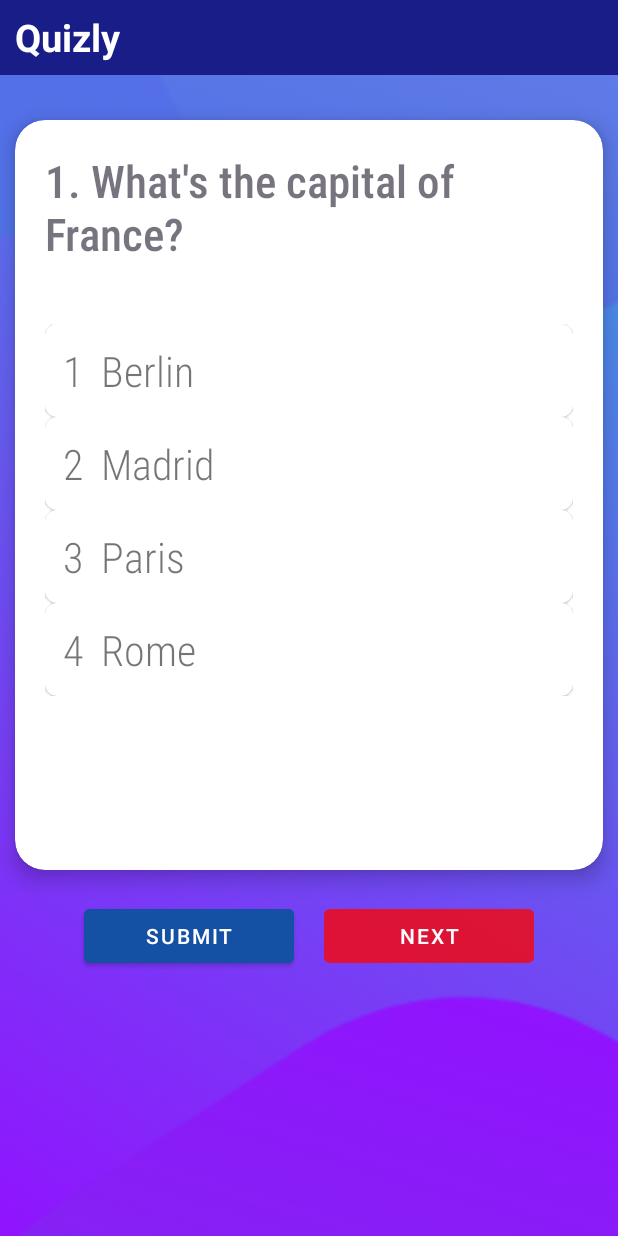
After one commit to hey-ak/Quizly, an Android app: the QuizQuestionScreen screen opened directly, with no data from a screen before it, on a phone screen of 412 x 824 dp. The commit adds this screen. Run offline under Robolectric (Android 15) with nearby library versions, the phone set to English and light mode, and no system bars.

Commit message:
Quiz App Fixed

```diff
--- a/app/build.gradle
+++ b/app/build.gradle
@@ -38,6 +38,7 @@ dependencies {
     implementation 'androidx.appcompat:appcompat:1.6.1'
     implementation 'com.google.android.material:material:1.9.0'
     implementation 'androidx.constraintlayout:constraintlayout:2.1.4'
+    implementation 'com.google.android.material:material:1.4.0'
     testImplementation 'junit:junit:4.13.2'
     androidTestImplementation 'androidx.test.ext:junit:1.1.5'
     androidTestImplementation 'androidx.test.espresso:espresso-core:3.5.1'
--- /dev/null
+++ b/app/src/main/java/com/example/quizly/Constants.kt
@@ -0,0 +1,20 @@
+// Constants.kt
+package com.example.quizly
+
+object Constants {
+
+    fun getQuestions(): List<Question> {
+        return listOf(
+            Question(1, "What's the capital of France?", listOf("Berlin", "Madrid", "Paris", "Rome"), 2),
+            Question(2, "Which planet is known as the Red Planet?", listOf("Earth", "Mars", "Jupiter", "Venus"), 1),
+            Question(3, "How many continents are there?", listOf("5", "6", "7", "8"), 2),
+            Question(4, "Which gas do plants absorb from the atmosphere?", listOf("Carbon Dioxide", "Oxygen", "Nitrogen", "Helium"), 0),
+            Question(5, "What's the largest mammal?", listOf("Elephant", "Blue Whale", "Giraffe", "Lion"), 1),
+            Question(6, "Which element has the chemical symbol 'Au'?", listOf("Silver", "Gold", "Aluminum", "Iron"), 1),
+            Question(7, "Who wrote 'Romeo and Juliet'?", listOf("Charles Dickens", "Leo Tolstoy", "William Shakespeare", "Jane Austen"), 2),
+            Question(8, "In which year did World War II end?", listOf("1942", "1945", "1950", "1948"), 1),
+            Question(9, "What's the smallest prime number?", listOf("0", "1", "2", "3"), 2),
+            Question(10, "Which of these is not a planet?", listOf("Pluto", "Neptune", "Saturn", "Uranus"), 0)
+        )
+    }
+}
--- /dev/null
+++ b/app/src/main/java/com/example/quizly/Questions.kt
@@ -0,0 +1,8 @@
+package com.example.quizly
+
+data class Question(
+    val id: Int,
+    val questionText: String,
+    val options: List<String>,
+    val correctAnswerIndex: Int
+)
--- /dev/null
+++ b/app/src/main/java/com/example/quizly/QuizQuestionScreen.kt
@@ -0,0 +1,118 @@
+package com.example.quizly
+
+import android.content.Intent
+import android.graphics.Color
+import android.os.Bundle
+import android.widget.TextView
+import androidx.appcompat.app.AppCompatActivity
+import androidx.core.content.ContextCompat
+import com.google.android.material.button.MaterialButton
+import com.google.android.material.card.MaterialCardView
+
+class QuizQuestionScreen : AppCompatActivity() {
+
+    private var questionIndex = 0
+    private var selectedOptionCard: MaterialCardView? = null
+    private var correctAnswersCount = 0
+
+
+
+    override fun onCreate(savedInstanceState: Bundle?) {
+        super.onCreate(savedInstanceState)
+        setContentView(R.layout.activity_quizquestionscreen)
+
+        val optionCardOne: MaterialCardView = findViewById(R.id.option_card_one)
+        val optionCardTwo: MaterialCardView = findViewById(R.id.option_card_two)
+        val optionCardThree: MaterialCardView = findViewById(R.id.option_card_three)
+        val optionCardFour: MaterialCardView = findViewById(R.id.option_card_four)
+        val submitButton: MaterialButton = findViewById(R.id.submit_button)
+        val nextButton: MaterialButton = findViewById(R.id.next_button)
+
+        val cards = listOf(optionCardOne, optionCardTwo, optionCardThree, optionCardFour)
+
+        cards.forEach { card ->
+            card.setOnClickListener {
+                clearPreviousSelection()
+                card.setStrokeWidth(2)
+                card.setStrokeColor(Color.parseColor("#8C6200EE"))
+                selectedOptionCard = card
+            }
+        }
+
+        loadQuestion()
+        nextButton.isEnabled = false
+
+        submitButton.setOnClickListener {
+            if (selectedOptionCard != null) {
+                val selectedOptionIndex = cards.indexOf(selectedOptionCard)
+
+                if (selectedOptionIndex == Constants.getQuestions()[questionIndex].correctAnswerIndex) {
+                    selectedOptionCard?.setStrokeColor(ContextCompat.getColor(this, R.color.correct_answer))
+                    correctAnswersCount++ // Increment the count of correct answers
+                } else {
+                    selectedOptionCard?.setStrokeColor(ContextCompat.getColor(this, R.color.wrong_answer))
+                    cards[Constants.getQuestions()[questionIndex].correctAnswerIndex].setStrokeColor(ContextCompat.getColor(this, R.color.correct_answer))
+                }
+                nextButton.isEnabled = true
+            }
+        }
+
+
+        nextButton.setOnClickListener {
+            questionIndex++
+            if (questionIndex < Constants.getQuestions().size) {
+                loadQuestion()
+                nextButton.isEnabled = false
+            } else {
+                val intent = Intent(this, ScoreScreen::class.java)
+                intent.putExtra("SCORE", correctAnswersCount) // Pass the total number of correct answers
+                intent.putExtra("TSCORE",Constants.getQuestions().size) // Pass the total number of correct answers
+                startActivity(intent)
+                finish()
+            }
+        }
+
+
+    }
+
+// ... [The beginning of your code remains unchanged]
+
+    private fun loadQuestion() {
+        val currentQuestion = Constants.getQuestions()[questionIndex]
+
+        // Update the question text
+        val questionTextView: TextView = findViewById(R.id.question_text_view)
+        questionTextView.text = "${questionIndex+1}. ${currentQuestion.questionText}"
+
+
+        // Update the options
+        val optionOneTextView: TextView = findViewById(R.id.option_one)
+        optionOneTextView.text = "1  ${currentQuestion.options[0]}"
+
+        val optionTwoTextView: TextView = findViewById(R.id.option_two)
+        optionTwoTextView.text = "2  ${currentQuestion.options[1]}"
+
+        val optionThreeTextView: TextView = findViewById(R.id.option_three)
+        optionThreeTextView.text = "3  ${currentQuestion.options[2]}"
+
+        val optionFourTextView: TextView = findViewById(R.id.option_four)
+        optionFourTextView.text = "4  ${currentQuestion.options[3]}"
+
+        // Reset the colors for options
+        clearPreviousSelection()
+    }
+
+// ... [The rest of your code remains unchanged]
+
+
+    private fun clearPreviousSelection() {
+        listOf(findViewById<MaterialCardView>(R.id.option_card_one),
+            findViewById<MaterialCardView>(R.id.option_card_two),
+            findViewById<MaterialCardView>(R.id.option_card_three),
+            findViewById<MaterialCardView>(R.id.option_card_four)).forEach { card ->
+            card.setStrokeWidth(0)
+            card.setStrokeColor(Color.TRANSPARENT)
+        }
+        selectedOptionCard = null
+    }
+}
--- /dev/null
+++ b/app/src/main/res/layout/activity_quizquestionscreen.xml
@@ -0,0 +1,172 @@
+<?xml version="1.0" encoding="utf-8"?>
+<ScrollView xmlns:android="http://schemas.android.com/apk/res/android"
+    xmlns:app="http://schemas.android.com/apk/res-auto"
+    android:layout_width="match_parent"
+    android:layout_height="match_parent"
+    android:background="@drawable/ic_bg"
+    android:fillViewport="true">
+<RelativeLayout
+    android:layout_width="match_parent"
+    android:layout_height="wrap_content">
+
+    <include
+        android:id="@+id/appbar"
+        layout="@layout/app_bar"
+        android:layout_marginBottom="20dp"
+        android:layout_width="match_parent"
+        android:layout_height="50dp" />
+
+    <LinearLayout
+        android:layout_width="match_parent"
+        android:layout_below="@id/appbar"
+        android:layout_height="wrap_content"
+        android:orientation="vertical"
+        android:spacing="20dp">
+
+        <com.google.android.material.card.MaterialCardView
+            android:layout_width="match_parent"
+            android:layout_height="500dp"
+            android:layout_marginStart="10dp"
+            android:layout_marginTop="10dp"
+            android:layout_marginEnd="10dp"
+            android:layout_marginBottom="10dp"
+            app:cardCornerRadius="20dp"
+            app:cardElevation="8dp"
+            app:contentPadding="20dp">
+
+            <LinearLayout
+                android:layout_width="match_parent"
+                android:layout_height="wrap_content"
+                android:orientation="vertical"
+                android:spacing="16dp">
+
+                <TextView
+                    android:id="@+id/question_text_view"
+                    android:layout_width="match_parent"
+                    android:layout_height="wrap_content"
+                    android:layout_marginBottom="20dp"
+                    android:fontFamily="sans-serif-condensed-light"
+                    android:text="Sample Question?"
+                    android:textColor="#8C090115"
+                    android:textSize="30sp"
+                    android:textStyle="bold" />
+
+                <LinearLayout
+                    android:layout_width="match_parent"
+                    android:layout_height="wrap_content"
+                    android:layout_marginTop="20dp"
+                    android:orientation="vertical"
+                    android:spacing="12dp">
+
+                    <!-- Option 1 -->
+                    <com.google.android.material.card.MaterialCardView
+                        android:id="@+id/option_card_one"
+                        android:layout_width="match_parent"
+                        android:layout_height="wrap_content"
+                        app:cardCornerRadius="8dp"
+                        app:strokeWidth="0dp">
+
+                        <TextView
+                            android:id="@+id/option_one"
+                            android:layout_width="match_parent"
+                            android:layout_height="wrap_content"
+                            android:background="?android:attr/selectableItemBackground"
+                            android:fontFamily="sans-serif-condensed-light"
+                            android:padding="12dp"
+                            android:text="Option 1"
+                            android:textSize="28sp" />
+                    </com.google.android.material.card.MaterialCardView>
+
+                    <!-- Option 2 -->
+                    <com.google.android.material.card.MaterialCardView
+                        android:id="@+id/option_card_two"
+                        android:layout_width="match_parent"
+
+                        android:layout_height="wrap_content"
+                        app:cardCornerRadius="8dp"
+                        app:strokeWidth="0dp">
+
+                        <TextView
+                            android:id="@+id/option_two"
+                            android:layout_width="match_parent"
+                            android:layout_height="wrap_content"
+                            android:background="?android:attr/selectableItemBackground"
+                            android:fontFamily="sans-serif-condensed-light"
+                            android:padding="12dp"
+                            android:text="Option 2"
+                            android:textSize="28sp" />
+                    </com.google.android.material.card.MaterialCardView>
+
+                    <!-- Option 3 -->
+                    <com.google.android.material.card.MaterialCardView
+                        android:id="@+id/option_card_three"
+                        android:layout_width="match_parent"
+                        android:layout_height="wrap_content"
+                        app:cardCornerRadius="8dp"
+                        app:strokeWidth="0dp">
+
+                        <TextView
+                            android:id="@+id/option_three"
+                            android:layout_width="match_parent"
+                            android:layout_height="wrap_content"
+                            android:background="?android:attr/selectableItemBackground"
+                            android:fontFamily="sans-serif-condensed-light"
+                            android:padding="12dp"
+                            android:text="Option 3"
+                            android:textSize="28sp" />
+                    </com.google.android.material.card.MaterialCardView>
+
+                    <!-- Option 4 -->
+                    <com.google.android.material.card.MaterialCardView
+                        android:id="@+id/option_card_four"
+                        android:layout_width="match_parent"
+                        android:layout_height="wrap_content"
+                        app:cardCornerRadius="8dp"
+                        app:strokeWidth="0dp">
+
+                        <TextView
+                            android:id="@+id/option_four"
+                            android:layout_width="match_parent"
+                            android:layout_height="wrap_content"
+                            android:background="?android:attr/selectableItemBackground"
+                            android:fontFamily="sans-serif-condensed-light"
+                            android:padding="12dp"
+                            android:text="Option 4"
+                            android:textSize="28sp" />
+                    </com.google.android.material.card.MaterialCardView>
+
+                </LinearLayout>
+
+            </LinearLayout>
+
+        </com.google.android.material.card.MaterialCardView>
+
+        <LinearLayout
+            android:layout_width="match_parent"
+            android:layout_height="wrap_content"
+            android:orientation="horizontal"
+            android:layout_marginTop="10dp"
+            android:gravity="center">
+
+            <com.google.android.material.button.MaterialButton
+                android:id="@+id/submit_button"
+                android:layout_width="140dp"
+                android:layout_height="wrap_content"
+                android:backgroundTint="#1450A3"
+                android:text="Submit"
+                android:textColor="@color/white" />
+
+            <com.google.android.material.button.MaterialButton
+                android:id="@+id/next_button"
+                android:layout_width="140dp"
+                android:layout_marginStart="20dp"
+                android:layout_height="wrap_content"
+                android:backgroundTint="#8BFA0707"
+                android:text="Next"
+                android:textColor="@color/white" />
+        </LinearLayout>
+
+    </LinearLayout>
+</RelativeLayout>
+
+</ScrollView>
--- /dev/null
+++ b/app/src/main/res/layout/app_bar.xml
@@ -0,0 +1,17 @@
+<?xml version="1.0" encoding="utf-8"?>
+<LinearLayout xmlns:android="http://schemas.android.com/apk/res/android"
+
+    android:layout_width="match_parent"
+    android:layout_height="50dp"
+    android:background="#191D88"
+    android:gravity="center_vertical">
+
+    <TextView
+        android:layout_width="wrap_content"
+        android:layout_height="wrap_content"
+        android:layout_marginLeft="10dp"
+        android:text="@string/app_name"
+        android:textColor="@color/white"
+        android:textSize="25sp"
+        android:textStyle="bold" />
+</LinearLayout>
--- a/app/src/main/res/values/colors.xml
+++ b/app/src/main/res/values/colors.xml
@@ -7,4 +7,7 @@
     <color name="teal_700">#FF018786</color>
     <color name="black">#FF000000</color>
     <color name="white">#FFFFFFFF</color>
+    <color name="correct_answer">#4CAF50</color> <!-- Green color -->
+    <color name="wrong_answer">#F44336</color> <!-- Red color -->
+
 </resources>
--- a/app/src/main/res/values/themes.xml
+++ b/app/src/main/res/values/themes.xml
@@ -12,6 +12,6 @@
         <!-- Status bar color. -->
         <item name="android:statusBarColor">?attr/colorPrimaryVariant</item>
         <!-- Customize your theme here. -->
-        <item name="android:windowFullscreen">true</item>
+<!--        <item name="android:windowFullscreen">true</item>-->
     </style>
 </resources>
```
Also changed, not shown: app/src/main/AndroidManifest.xml (+24 -5 lines), app/src/main/java/com/example/quizly/ScoreScreen.kt (added, +38 -0 lines), app/src/main/java/com/example/quizly/WelcomeScreen.kt (added, +30 -0 lines), app/src/main/res/layout/activity_main.xml (+8 -77 lines), app/src/main/res/layout/activity_score_screen.xml (added, +70 -0 lines), app/src/main/res/layout/activity_splashscreen.xml (added, +86 -0 lines).
